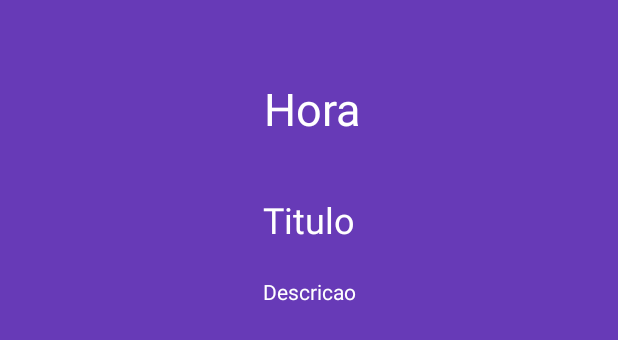
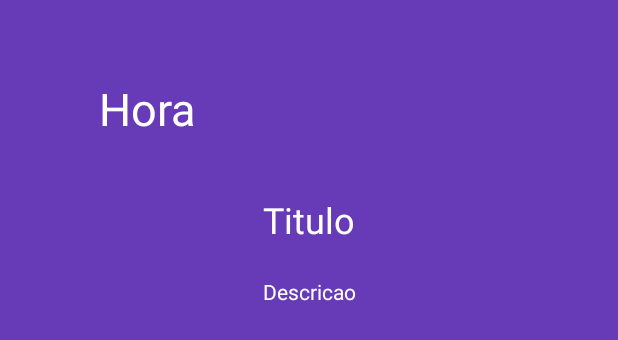
Before and after one commit to GuillermoAlonsoLima/TaskAlarm, an Android app: the layout alarm.xml on its own in the app's theme, with its tools: preview values and no code run, on a phone screen of 412 x 824 dp. Shown: the top 340 px of the screen. Run offline under Robolectric (Android 15) with nearby library versions, the phone set to English and light mode, and no system bars.

Commit message:
mostrando alarme

```diff
--- a/app/src/main/AndroidManifest.xml
+++ b/app/src/main/AndroidManifest.xml
@@ -18,6 +18,7 @@
         </activity>
         <activity android:name=".AddActivity"/>
         <activity android:name=".EditActivity"/>
+        <activity android:name=".AlarmActivity"/>
     </application>
 
 </manifest>
--- a/app/src/main/res/layout/alarm.xml
+++ b/app/src/main/res/layout/alarm.xml
@@ -1,17 +1,20 @@
 <?xml version="1.0" encoding="utf-8"?>
-<androidx.constraintlayout.widget.ConstraintLayout xmlns:android="http://schemas.android.com/apk/res/android"
-    xmlns:app="http://schemas.android.com/apk/res-auto"
-    xmlns:tools="http://schemas.android.com/tools"
+<layout xmlns:tools="http://schemas.android.com/tools"
+    xmlns:android="http://schemas.android.com/apk/res/android"
+    xmlns:app="http://schemas.android.com/apk/res-auto">
+
+    <androidx.constraintlayout.widget.ConstraintLayout
         android:layout_width="match_parent"
         android:layout_height="match_parent"
-    android:background="#673AB7">
+        android:background="#673AB7"
+        tools:context=".AlarmActivity">
 
         <TextView
-        android:id="@+id/horaTxt"
+            android:id="@+id/horaTxtAlarm"
             android:layout_width="wrap_content"
             android:layout_height="wrap_content"
-        android:layout_marginStart="176dp"
-        android:layout_marginLeft="176dp"
+            android:layout_marginStart="66dp"
+            android:layout_marginLeft="66dp"
             android:layout_marginTop="52dp"
             android:layout_marginEnd="176dp"
             android:layout_marginRight="176dp"
@@ -24,7 +27,7 @@
             app:layout_constraintTop_toTopOf="parent" />
 
         <TextView
-        android:id="@+id/tituloTxt"
+            android:id="@+id/tituloTxtAlarm"
             android:layout_width="wrap_content"
             android:layout_height="wrap_content"
             android:layout_marginStart="176dp"
@@ -37,10 +40,10 @@
             android:textSize="24sp"
             app:layout_constraintEnd_toEndOf="parent"
             app:layout_constraintStart_toStartOf="parent"
-        app:layout_constraintTop_toBottomOf="@+id/horaTxt" />
+            app:layout_constraintTop_toBottomOf="@+id/horaTxtAlarm" />
 
         <TextView
-        android:id="@+id/descricaoTxt"
+            android:id="@+id/descricaoTxtAlarm"
             android:layout_width="wrap_content"
             android:layout_height="wrap_content"
             android:layout_marginStart="176dp"
@@ -52,9 +55,10 @@
             android:textColor="#FFFFFF"
             app:layout_constraintEnd_toEndOf="parent"
             app:layout_constraintStart_toStartOf="parent"
-        app:layout_constraintTop_toBottomOf="@+id/tituloTxt" />
+            app:layout_constraintTop_toBottomOf="@+id/tituloTxtAlarm" />
 
         <androidx.recyclerview.widget.RecyclerView
+            android:id="@+id/listaTarefasRvAlarm"
             android:layout_width="405dp"
             android:layout_height="311dp"
             android:layout_marginStart="1dp"
@@ -67,3 +71,4 @@
             app:layout_constraintStart_toStartOf="parent" />
 
     </androidx.constraintlayout.widget.ConstraintLayout>
+</layout>
```
Also changed, not shown: app/src/main/java/com/example/taskalarm/AlarmActivity.kt (added, +23 -0 lines), app/src/main/java/com/example/taskalarm/EditActivity.kt (+0 -12 lines), app/src/main/java/com/example/taskalarm/MainActivity.kt (+20 -1 lines). Lines whose indentation alone changed are shown as unchanged.
